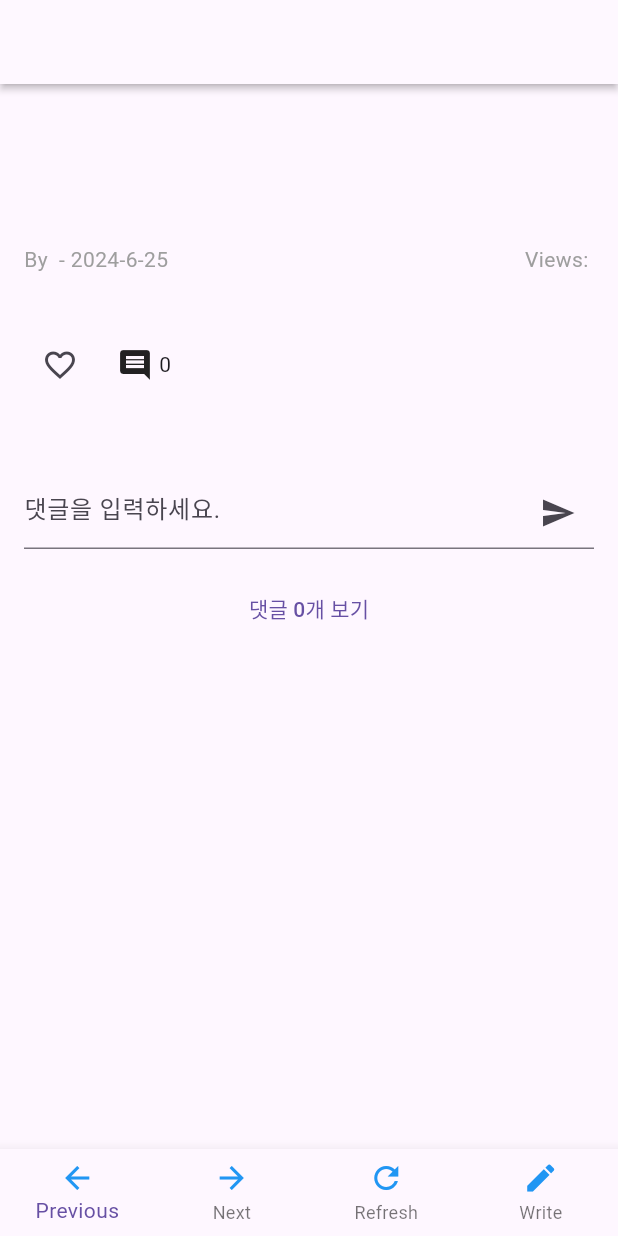
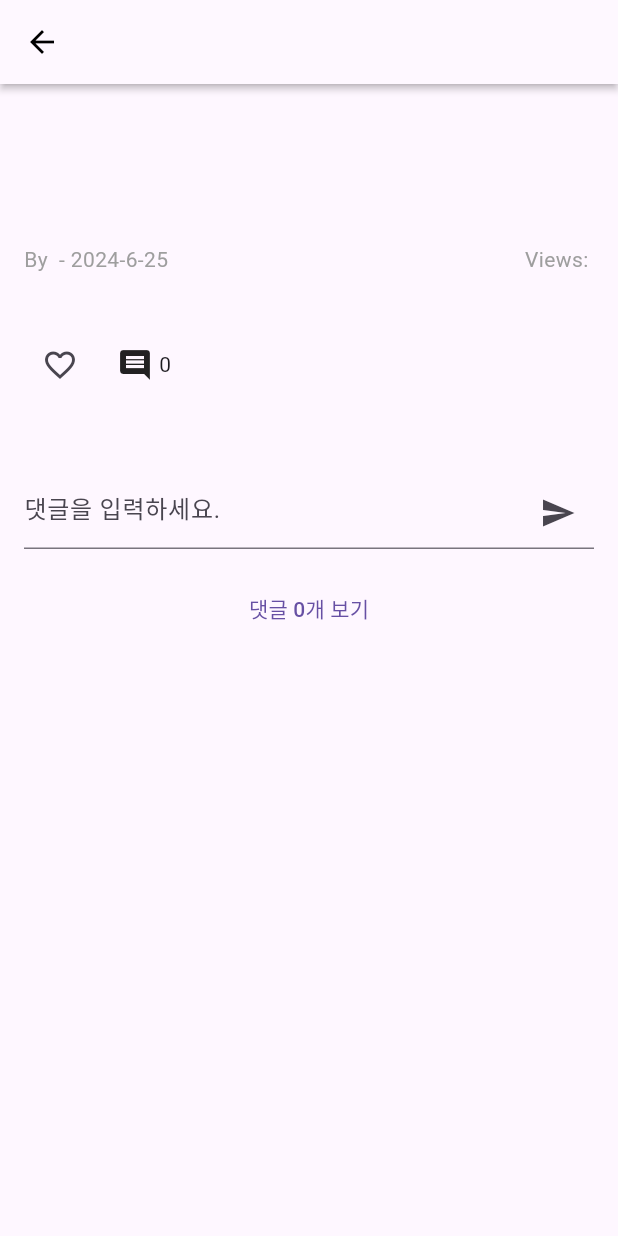
Before and after one commit to soonhong99/Arbo, a Flutter app: the SearchDetailScreen screen opened directly with empty values, on a phone screen of 412 x 824 dp. Run offline on Flutter 3.47's test engine with Material 3 defaults, Android fonts, the phone set to English and light mode, and no system bars; our stand-ins replace cloud_firestore, firebase_auth, firebase_core, firebase_storage, flutter_dotenv, infinite_scroll_pagination; missing offline and left inert: algolia, algolia_helper_flutter, dart:html; accounts and stored records are empty.

Commit message:
update: you can go back in search detail screen

```diff
--- a/arbo_frontend/lib/widgets/search_widgets/search_detail_screen.dart
+++ b/arbo_frontend/lib/widgets/search_widgets/search_detail_screen.dart
@@ -91,7 +91,7 @@ class _SearchDetailScreenState extends State<SearchDetailScreen> {
     try {
       if (currentLoginUser == null) return;
       setState(() {
-        _isPostOwner = currentLoginUser!.uid == postData['postOwnerId'];
+        _isPostOwner = currentLoginUser!.uid == postData['userId'];
       });
     } catch (e) {
       print('error in check if post owner');
@@ -230,20 +230,13 @@ class _SearchDetailScreenState extends State<SearchDetailScreen> {
         shadowColor: Colors.black,
         elevation: 2,
         foregroundColor: Colors.black,
-        automaticallyImplyLeading: false,
-        actions: _isPostOwner
-            ? [
-                IconButton(
-                  icon: const Icon(Icons.edit),
-                  onPressed: _navigateToEditPost,
-                ),
-              ]
-            : null,
       ),
       body: SingleChildScrollView(
         padding: const EdgeInsets.all(16.0),
         child: Column(
           crossAxisAlignment: CrossAxisAlignment.start,
+          children: [
+            Row(
               children: [
                 Text(
                   postData['topic'],
@@ -252,6 +245,14 @@ class _SearchDetailScreenState extends State<SearchDetailScreen> {
                     fontSize: 24,
                     color: Colors.red,
                   ),
+                ),
+                const Spacer(), // This will push the IconButton to the right
+                if (_isPostOwner)
+                  IconButton(
+                    icon: const Icon(Icons.edit),
+                    onPressed: _navigateToEditPost,
+                  ),
+              ],
             ),
             const SizedBox(height: 20),
             Hero(
@@ -422,11 +423,6 @@ class _SearchDetailScreenState extends State<SearchDetailScreen> {
           ],
         ),
       ),
-      bottomNavigationBar: BotNaviWidget(
-        postData: postData,
-        refreshDataCallback: () {},
-        onPreviousPage: () {},
-      ),
     );
   }
 
```
Also changed, not shown: arbo_frontend/lib/screens/specific_post_screen.dart (+10 -8 lines). Lines whose indentation alone changed are shown as unchanged.
